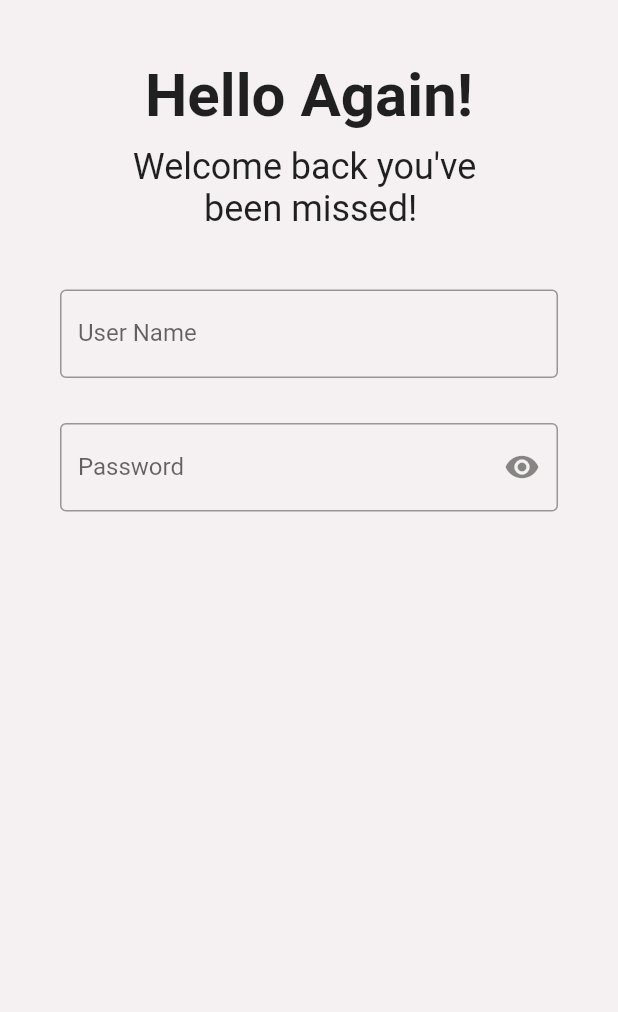
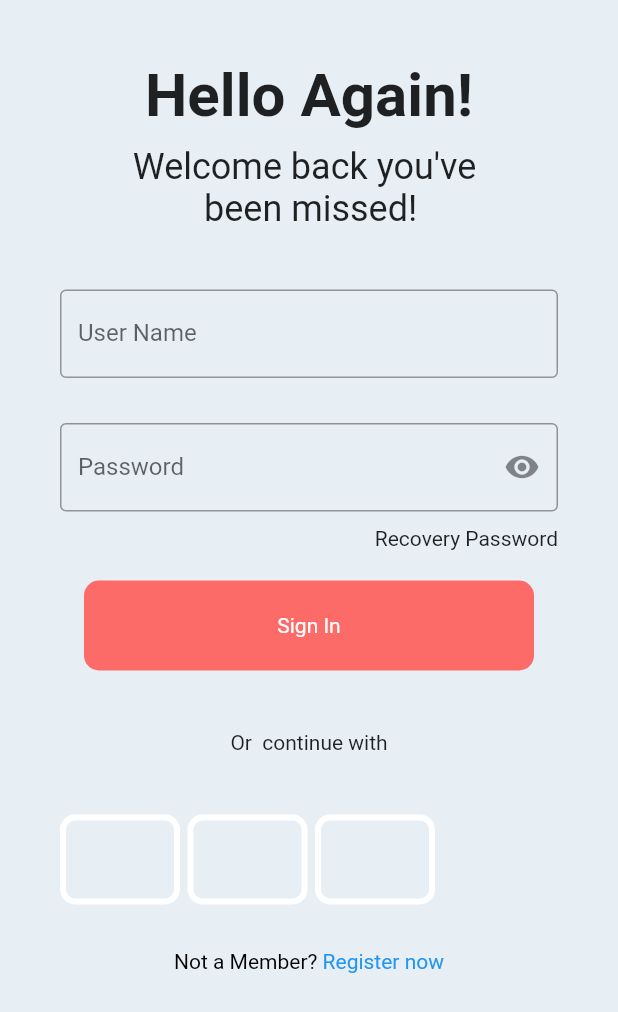
Before and after one commit to Eddtn/Auth_Ui, a Flutter app: the screen it shows after launch, on a phone screen of 412 x 824 dp. Shown: the top 1012 px of the screen. Run offline on Flutter 3.47's test engine with Material 2 defaults, Android fonts, the phone set to English and light mode, and no system bars; our stand-ins replace flutter_svg.

Commit message:
login page 80%e

```diff
--- a/lib/views/loginscreen.dart
+++ b/lib/views/loginscreen.dart
@@ -1,3 +1,5 @@
+import 'dart:ui';
+
 import 'package:flutter/material.dart';
 
 class LoginView extends StatefulWidget {
@@ -20,7 +22,7 @@ class _LoginViewState extends State<LoginView> {
   Widget build(BuildContext context) {
     return SafeArea(
       child: Scaffold(
-        backgroundColor: const Color(0xffF5F0F1),
+        backgroundColor: const Color(0xffE7EFF5),
         body: ListView(
           children: [
             Center(
@@ -57,7 +59,7 @@ class _LoginViewState extends State<LoginView> {
                           labelText: 'User Name',
                           hintText: 'Enter Name '),
                     ),
-                    SizedBox(
+                    const SizedBox(
                       height: 30,
                     ),
                     TextFormField(
@@ -72,13 +74,109 @@ class _LoginViewState extends State<LoginView> {
                       enableSuggestions: false,
                       autocorrect: false,
                       decoration: InputDecoration(
-                        border: OutlineInputBorder(),
+                        border: const OutlineInputBorder(),
                         labelText: 'Password',
                         hintText: 'Enter Password ',
                         suffixIcon: InkWell(
                             onTap: _tooglePasswordView,
-                            child: Icon(Icons.visibility)),
+                            child: const Icon(Icons.visibility)),
                       ),
+                    ),
+                    const SizedBox(
+                      height: 10,
+                    ),
+                    const Align(
+                      alignment: Alignment.centerRight,
+                      child: Text(
+                        'Recovery Password',
+                      ),
+                    ),
+                    const SizedBox(
+                      height: 20,
+                    ),
+                    Container(
+                      height: 60,
+                      width: 300,
+                      decoration: BoxDecoration(
+                        borderRadius: BorderRadius.circular(10),
+                        color: const Color(0xffFD6B68),
+                      ),
+                      child: const Center(
+                        child: Text(
+                          'Sign In',
+                          style: TextStyle(color: Colors.white),
+                        ),
+                      ),
+                    ),
+                    const SizedBox(
+                      height: 40,
+                    ),
+                    const Text(
+                      'Or  continue with',
+                      style: TextStyle(),
+                    ),
+                    const SizedBox(
+                      height: 40,
+                    ),
+                    Row(
+                      children: [
+                        Container(
+                          height: 60,
+                          width: 80,
+                          decoration: BoxDecoration(
+                            color: const Color(0xffE7EFF5),
+                            borderRadius: BorderRadius.circular(10),
+                            border: Border.all(
+                              color: Colors.white,
+                              width: 4,
+                            ),
+                          ),
+                        ),
+                        const SizedBox(
+                          width: 5,
+                        ),
+                        Container(
+                          height: 60,
+                          width: 80,
+                          decoration: BoxDecoration(
+                            color: const Color(0xffE7EFF5),
+                            borderRadius: BorderRadius.circular(10),
+                            border: Border.all(
+                              color: Colors.white,
+                              width: 4,
+                            ),
+                          ),
+                        ),
+                        const SizedBox(
+                          width: 5,
+                        ),
+                        Container(
+                          height: 60,
+                          width: 80,
+                          decoration: BoxDecoration(
+                            color: const Color(0xffE7EFF5),
+                            borderRadius: BorderRadius.circular(10),
+                            border: Border.all(
+                              color: Colors.white,
+                              width: 4,
+                            ),
+                          ),
+                        ),
+                      ],
+                    ),
+                    const SizedBox(
+                      height: 30,
+                    ),
+                    RichText(
+                      text: const TextSpan(
+                          text: 'Not a Member? ',
+                          style: TextStyle(color: Colors.black),
+                          children: [
+                            TextSpan(
+                              text: 'Register now',
+                              style: TextStyle(color: Colors.blue),
+                            ),
+                          ]),
                     ),
                   ],
                 ),
```
